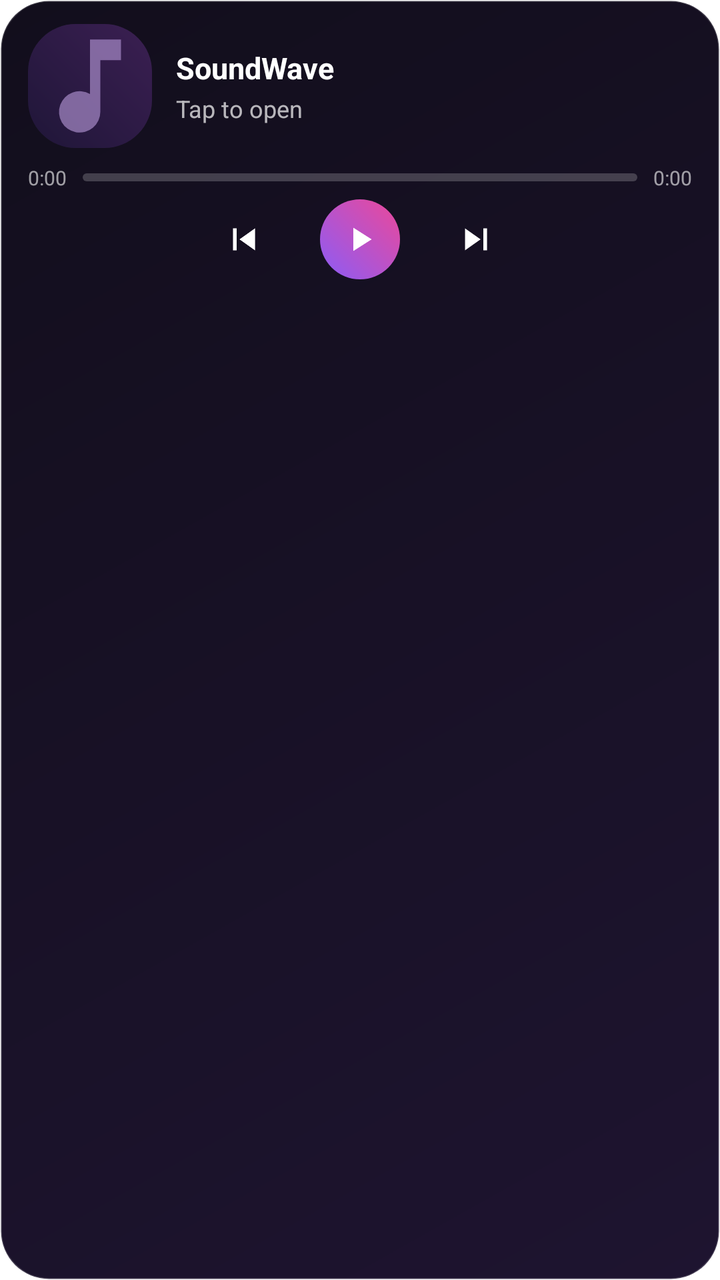
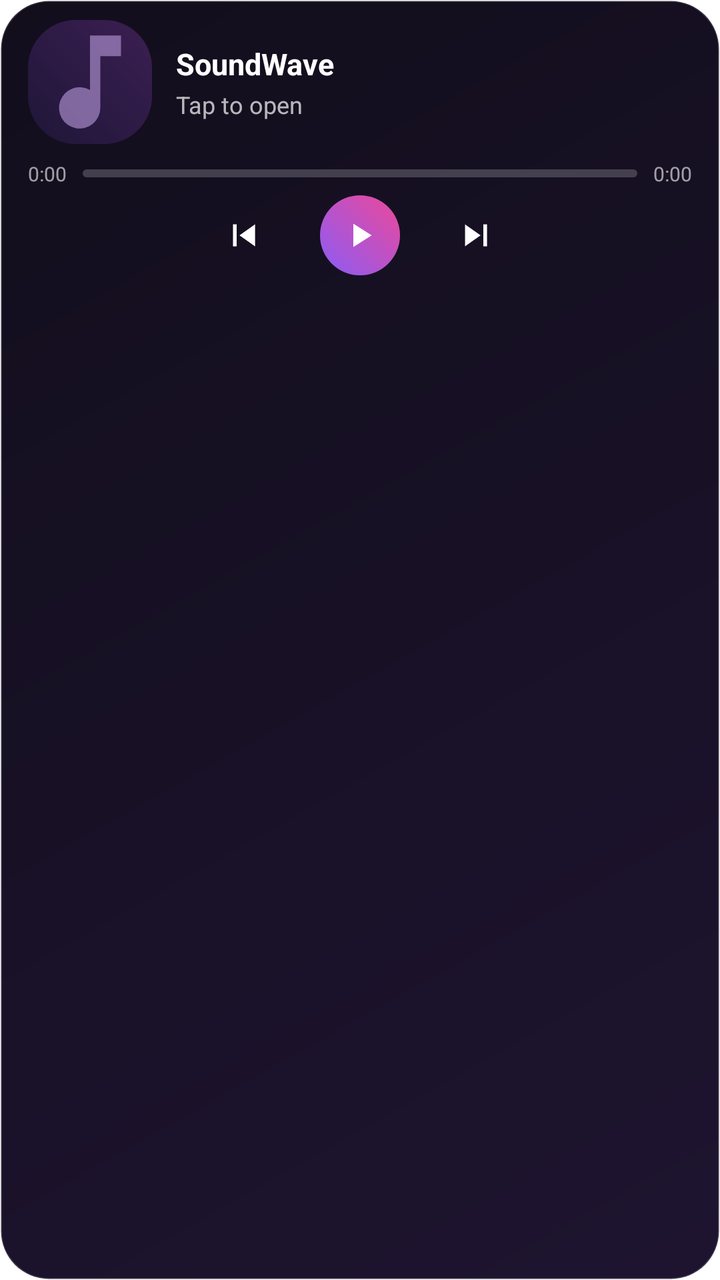

An Android layout rendered at two revisions. The XML below is the earlier revision; the diff shows what the commit changed to produce the second picture.
<!-- AndroidManifest.xml: fallback theme Theme.MaterialComponents.DayNight.NoActionBar -->
<!-- res/layout/soundwave_widget.xml -->
<?xml version="1.0" encoding="utf-8"?>
<LinearLayout xmlns:android="http://schemas.android.com/apk/res/android"
    android:id="@+id/widget_root"
    android:layout_width="match_parent"
    android:layout_height="match_parent"
    android:background="@drawable/soundwave_widget_background"
    android:orientation="vertical"
    android:paddingStart="14dp"
    android:paddingEnd="14dp"
    android:paddingTop="12dp"
    android:paddingBottom="10dp">

    <LinearLayout
        android:layout_width="match_parent"
        android:layout_height="wrap_content"
        android:gravity="center_vertical"
        android:orientation="horizontal">

        <ImageView
            android:id="@+id/widget_art"
            android:layout_width="62dp"
            android:layout_height="62dp"
            android:contentDescription="Album art"
            android:scaleType="fitCenter"
            android:src="@drawable/widget_art_placeholder" />

        <LinearLayout
            android:layout_width="0dp"
            android:layout_height="wrap_content"
            android:layout_marginStart="12dp"
            android:layout_weight="1"
            android:orientation="vertical">

            <TextView
                android:id="@+id/widget_title"
                android:layout_width="match_parent"
                android:layout_height="wrap_content"
                android:ellipsize="end"
                android:maxLines="1"
                android:text="SoundWave"
                android:textColor="#FFFFFF"
                android:textSize="15sp"
                android:textStyle="bold" />

            <TextView
                android:id="@+id/widget_artist"
                android:layout_width="match_parent"
                android:layout_height="wrap_content"
                android:layout_marginTop="2dp"
                android:ellipsize="end"
                android:maxLines="1"
                android:text="Tap to open"
                android:textColor="#B3FFFFFF"
                android:textSize="12sp" />

            <TextView
                android:id="@+id/widget_next_song"
                android:layout_width="match_parent"
                android:layout_height="wrap_content"
                android:layout_marginTop="1dp"
                android:ellipsize="end"
                android:maxLines="1"
                android:text=""
                android:textColor="#73FFFFFF"
                android:textSize="11sp"
                android:visibility="gone" />
        </LinearLayout>
    </LinearLayout>

    <LinearLayout
        android:layout_width="match_parent"
        android:layout_height="wrap_content"
        android:layout_marginTop="8dp"
        android:gravity="center_vertical"
        android:orientation="horizontal">

        <TextView
            android:id="@+id/widget_elapsed"
            android:layout_width="wrap_content"
            android:layout_height="wrap_content"
            android:text="0:00"
            android:textColor="#99FFFFFF"
            android:textSize="10sp" />

        <ProgressBar
            android:id="@+id/widget_progress"
            style="?android:attr/progressBarStyleHorizontal"
            android:layout_width="0dp"
            android:layout_height="4dp"
            android:layout_marginStart="8dp"
            android:layout_marginEnd="8dp"
            android:layout_weight="1"
            android:max="1000"
            android:progress="0"
            android:progressDrawable="@drawable/widget_progress" />

        <TextView
            android:id="@+id/widget_total"
            android:layout_width="wrap_content"
            android:layout_height="wrap_content"
            android:text="0:00"
            android:textColor="#99FFFFFF"
            android:textSize="10sp" />
    </LinearLayout>

    <LinearLayout
        android:layout_width="match_parent"
        android:layout_height="wrap_content"
        android:layout_marginTop="4dp"
        android:gravity="center"
        android:orientation="horizontal">

        <ImageButton
            android:id="@+id/widget_prev"
            android:layout_width="40dp"
            android:layout_height="40dp"
            android:background="@android:color/transparent"
            android:contentDescription="Previous song"
            android:padding="9dp"
            android:scaleType="fitCenter"
            android:src="@drawable/ic_widget_previous" />

        <ImageButton
            android:id="@+id/widget_play_pause"
            android:layout_width="40dp"
            android:layout_height="40dp"
            android:layout_marginStart="18dp"
            android:layout_marginEnd="18dp"
            android:background="@drawable/widget_play_bg"
            android:contentDescription="Play or pause"
            android:padding="10dp"
            android:scaleType="fitCenter"
            android:src="@drawable/ic_widget_play" />

        <ImageButton
            android:id="@+id/widget_next"
            android:layout_width="40dp"
            android:layout_height="40dp"
            android:background="@android:color/transparent"
            android:contentDescription="Next song"
            android:padding="9dp"
            android:scaleType="fitCenter"
            android:src="@drawable/ic_widget_next" />
    </LinearLayout>
</LinearLayout>
<!-- resources referenced by this layout -->
<resources>
  <!-- drawable ic_widget_next (drawable) -->
  <?xml version="1.0" encoding="utf-8"?>
  <vector xmlns:android="http://schemas.android.com/apk/res/android"
      android:width="24dp"
      android:height="24dp"
      android:viewportWidth="24"
      android:viewportHeight="24">
      <path
          android:fillColor="#FFFFFF"
          android:pathData="M16,6h2v12h-2z" />
      <path
          android:fillColor="#FFFFFF"
          android:pathData="M6,6v12l8.5,-6z" />
  </vector>
  <!-- drawable ic_widget_play (drawable) -->
  <?xml version="1.0" encoding="utf-8"?>
  <vector xmlns:android="http://schemas.android.com/apk/res/android"
      android:width="24dp"
      android:height="24dp"
      android:viewportWidth="24"
      android:viewportHeight="24">
      <path
          android:fillColor="#FFFFFF"
          android:pathData="M8,5v14l11,-7z" />
  </vector>
  <!-- drawable ic_widget_previous (drawable) -->
  <?xml version="1.0" encoding="utf-8"?>
  <vector xmlns:android="http://schemas.android.com/apk/res/android"
      android:width="24dp"
      android:height="24dp"
      android:viewportWidth="24"
      android:viewportHeight="24">
      <path
          android:fillColor="#FFFFFF"
          android:pathData="M6,6h2v12H6z" />
      <path
          android:fillColor="#FFFFFF"
          android:pathData="M18,6v12L9.5,12z" />
  </vector>
  <!-- drawable soundwave_widget_background (drawable) -->
  <?xml version="1.0" encoding="utf-8"?>
  <shape xmlns:android="http://schemas.android.com/apk/res/android"
      android:shape="rectangle">
      <gradient
          android:angle="315"
          android:endColor="#1E1430"
          android:startColor="#120E1C" />
      <corners android:radius="24dp" />
      <stroke
          android:width="1dp"
          android:color="#2EFFFFFF" />
  </shape>
  <!-- drawable widget_art_placeholder (drawable) -->
  <?xml version="1.0" encoding="utf-8"?>
  <layer-list xmlns:android="http://schemas.android.com/apk/res/android">
      <item>
          <shape android:shape="rectangle">
              <corners android:radius="10dp" />
              <gradient
                  android:angle="45"
                  android:endColor="#3B1F52"
                  android:startColor="#1F1638" />
          </shape>
      </item>
      <item
          android:width="26dp"
          android:height="26dp"
          android:drawable="@drawable/ic_widget_music"
          android:gravity="center" />
  </layer-list>
  <!-- drawable widget_play_bg (drawable) -->
  <?xml version="1.0" encoding="utf-8"?>
  <shape xmlns:android="http://schemas.android.com/apk/res/android"
      android:shape="oval">
      <gradient
          android:angle="45"
          android:endColor="#EC4899"
          android:startColor="#8B5CF6" />
  </shape>
  <!-- drawable widget_progress (drawable) -->
  <?xml version="1.0" encoding="utf-8"?>
  <layer-list xmlns:android="http://schemas.android.com/apk/res/android">
      <item android:id="@android:id/background">
          <shape android:shape="rectangle">
              <corners android:radius="3dp" />
              <solid android:color="#33FFFFFF" />
          </shape>
      </item>
      <item android:id="@android:id/progress">
          <clip>
              <shape android:shape="rectangle">
                  <corners android:radius="3dp" />
                  <gradient
                      android:angle="0"
                      android:endColor="#EC4899"
                      android:startColor="#8B5CF6" />
              </shape>
          </clip>
      </item>
  </layer-list>
  <!-- drawable ic_widget_music (drawable) -->
  <?xml version="1.0" encoding="utf-8"?>
  <vector xmlns:android="http://schemas.android.com/apk/res/android"
      android:width="24dp"
      android:height="24dp"
      android:viewportWidth="24"
      android:viewportHeight="24">
      <path
          android:fillColor="#B3A78BC8"
          android:pathData="M12,3v10.55A4,4 0,1 0,14 17V7h4V3z" />
  </vector>
</resources>

<!-- the commit's change to res/layout/soundwave_widget.xml (unified diff, before → after) -->
@@ -7,8 +7,8 @@
     android:orientation="vertical"
     android:paddingStart="14dp"
     android:paddingEnd="14dp"
-    android:paddingTop="12dp"
-    android:paddingBottom="10dp">
+    android:paddingTop="10dp"
+    android:paddingBottom="8dp">
 
     <LinearLayout
         android:layout_width="match_parent"
@@ -53,17 +53,38 @@
                 android:textColor="#B3FFFFFF"
                 android:textSize="12sp" />
 
-            <TextView
-                android:id="@+id/widget_next_song"
+            
+            <LinearLayout
+                android:id="@+id/widget_next_row"
                 android:layout_width="match_parent"
                 android:layout_height="wrap_content"
-                android:layout_marginTop="1dp"
-                android:ellipsize="end"
-                android:maxLines="1"
-                android:text=""
-                android:textColor="#73FFFFFF"
-                android:textSize="11sp"
-                android:visibility="gone" />
+                android:layout_marginTop="2dp"
+                android:gravity="center_vertical"
+                android:minHeight="24dp"
+                android:orientation="horizontal"
+                android:visibility="gone">
+
+                <TextView
+                    android:id="@+id/widget_next_song"
+                    android:layout_width="0dp"
+                    android:layout_height="wrap_content"
+                    android:layout_weight="1"
+                    android:ellipsize="end"
+                    android:maxLines="1"
+                    android:text=""
+                    android:textColor="#B3FFFFFF"
+                    android:textSize="11sp" />
+
+                <ImageView
+                    android:id="@+id/widget_next_hint"
+                    android:layout_width="14dp"
+                    android:layout_height="14dp"
+                    android:layout_marginStart="6dp"
+                    android:alpha="0.75"
+                    android:contentDescription="Play next"
+                    android:scaleType="fitCenter"
+                    android:src="@drawable/ic_widget_next" />
+            </LinearLayout>
         </LinearLayout>
     </LinearLayout>
 
